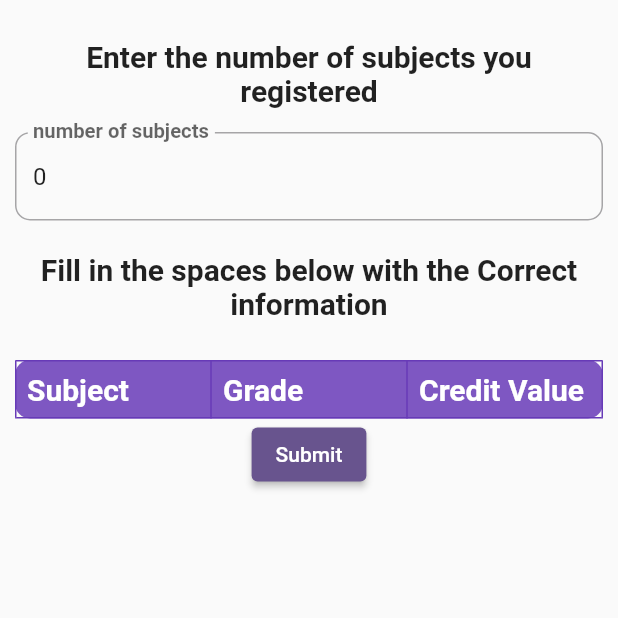
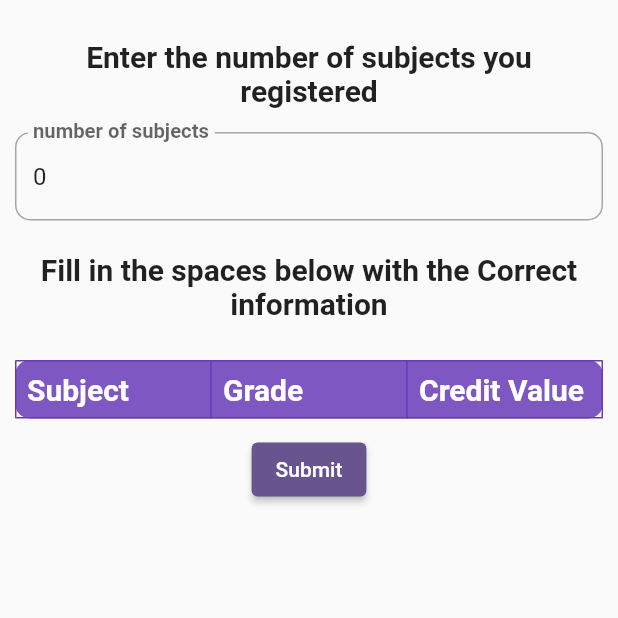
Before and after one commit to delbertkimbi/GPA_Calculator, a Flutter app: the SubjectsInfo screen opened directly, on a phone screen of 412 x 824 dp, the top half of it. Run offline on Flutter 3.47's test engine with Material 3 defaults, Android fonts, the phone set to English and light mode, and no system bars; our stand-ins replace firebase_core, flutter_bloc; accounts and stored records are empty.

```diff
--- a/gpa_calculator/lib/pages/screens/auth_screens/login.dart
+++ b/gpa_calculator/lib/pages/screens/auth_screens/login.dart
@@ -26,10 +26,8 @@ class Login extends StatelessWidget {
         body: BlocConsumer<AuthBloc, AuthState>(
           listener: (context, state) {
             if (state is AuthFailure) {
-              ScaffoldMessenger.of(context).showSnackBar(
-                SnackBar(
-                  content: Text(state.message),
-                ),
+              AlertDialog(
+                content: Text(state.message),
               );
             }
             if (state is AuthSuccess) {
--- a/gpa_calculator/lib/pages/screens/user_input.dart
+++ b/gpa_calculator/lib/pages/screens/user_input.dart
@@ -103,7 +103,10 @@ class _SubjectsInfoState extends State<SubjectsInfo> {
                 const SizedBox(
                   height: 10,
                 ),
-                const Headers(), //   const InfoEntryTittle(),      //   const InfoEntryTittle(),
+                const Headers(), //   const InfoEntryTittle(),
+                const SizedBox(
+                  height: 10,
+                ),
                 const SizedBox(
                   height: 0,
                 ),
```
